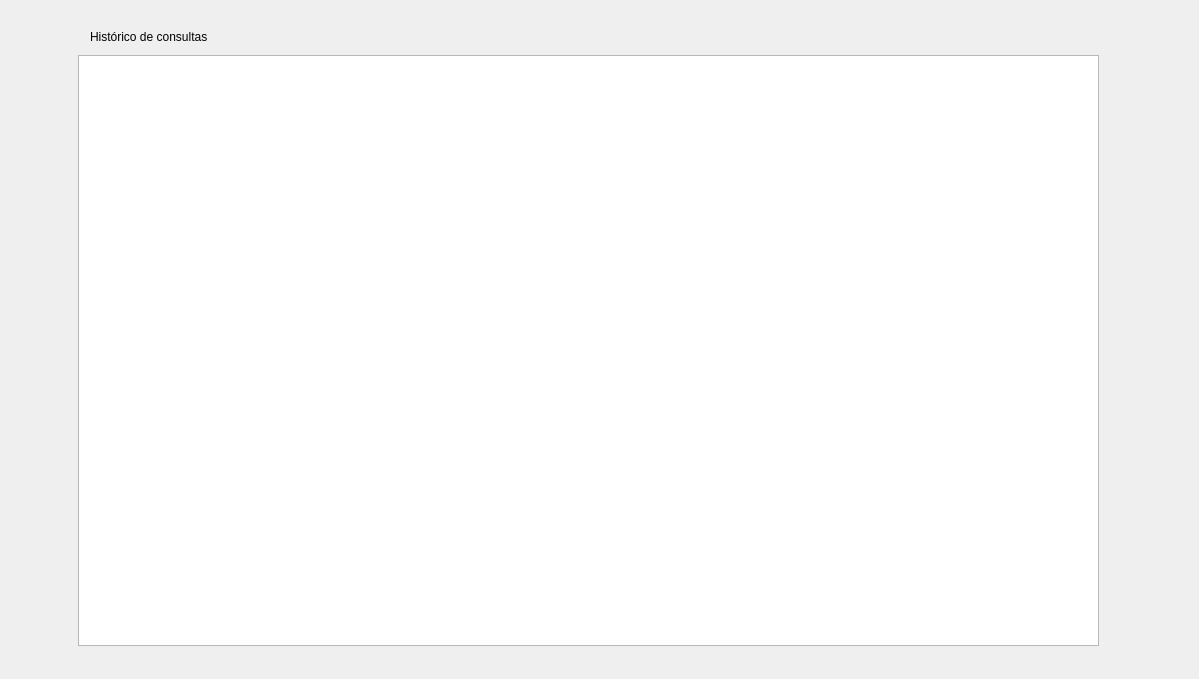
This is CNPJ_Finder/historicwindow.ui in CaduBastos/cnpj_finder as Qt 5 draws it before an edit. The edited form follows.
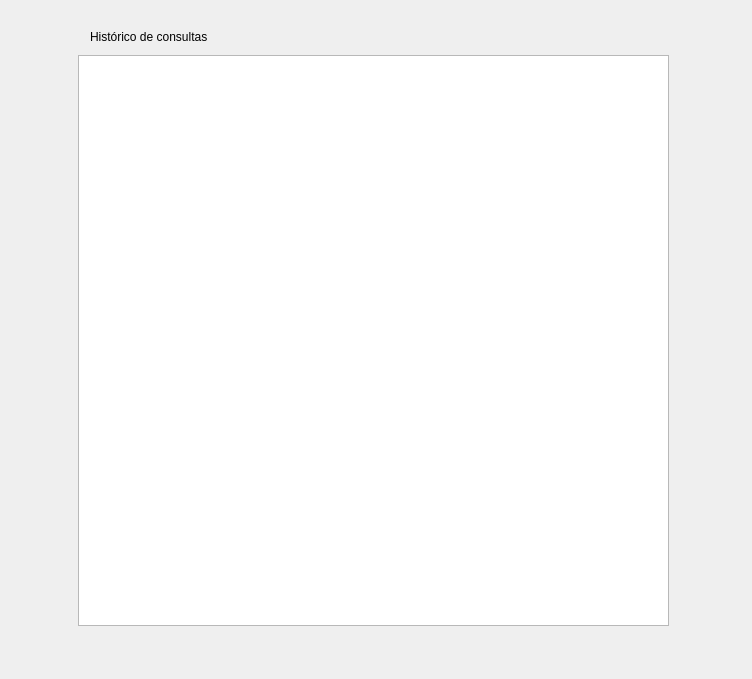
This is the edited form.

The edit to the form file:
```diff
--- a/CNPJ_Finder/historicwindow.ui
+++ b/CNPJ_Finder/historicwindow.ui
@@ -9,7 +9,7 @@
    <rect>
     <x>0</x>
     <y>0</y>
-    <width>1199</width>
+    <width>752</width>
     <height>679</height>
    </rect>
   </property>
@@ -38,10 +38,16 @@
     <rect>
      <x>78</x>
      <y>55</y>
-     <width>1021</width>
-     <height>591</height>
+     <width>591</width>
+     <height>571</height>
     </rect>
    </property>
+   <property name="font">
+    <font>
+     <pointsize>12</pointsize>
+     <kerning>true</kerning>
+    </font>
+   </property>
    <property name="editTriggers">
     <set>QAbstractItemView::AllEditTriggers</set>
    </property>
```
